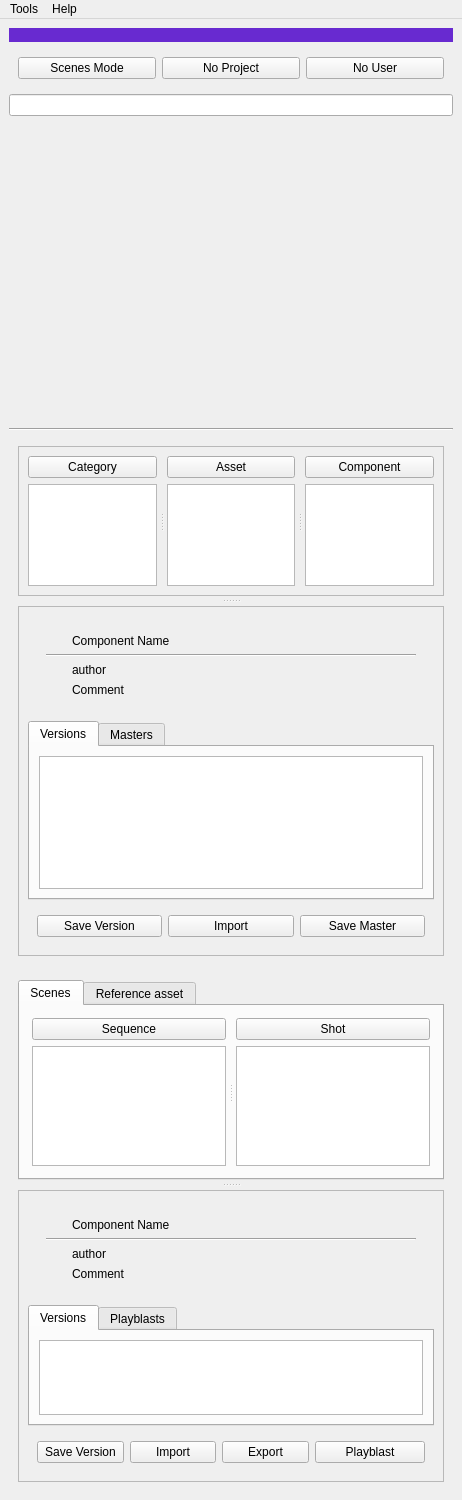
Before: the Qt Designer form ui/pipeline_main_UI.ui in liorbenhorin/pipeline, drawn with Qt 5.
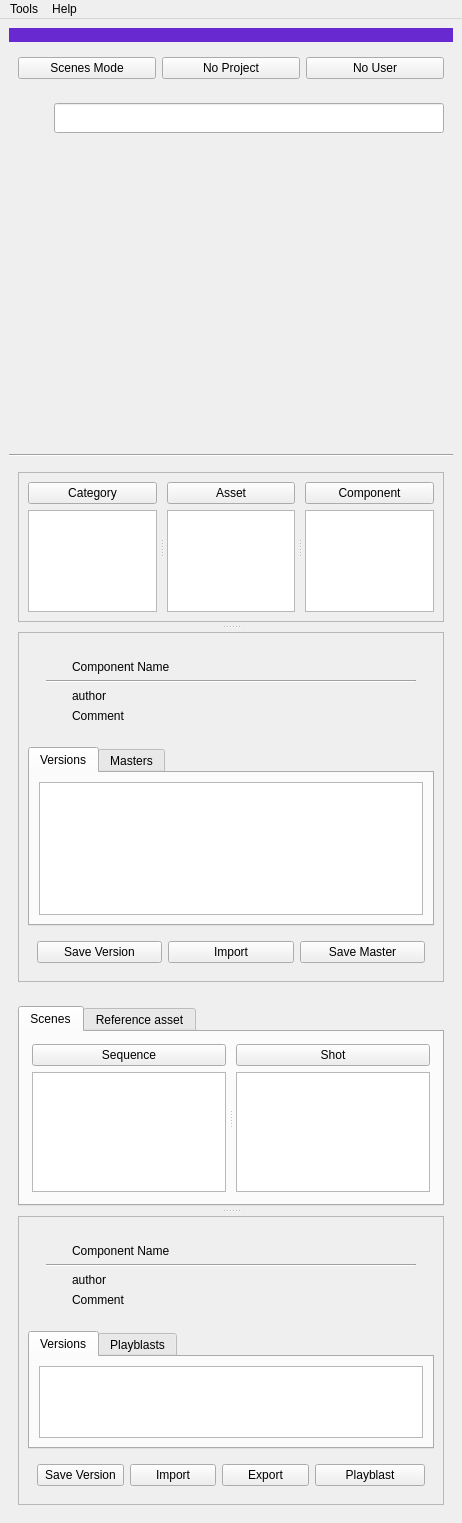
After: the same form once the commit is applied.

What changed in the file:
```diff
--- a/ui/pipeline_main_UI.ui
+++ b/ui/pipeline_main_UI.ui
@@ -105,7 +105,33 @@
      </widget>
     </item>
     <item>
-     <widget class="QLineEdit" name="assetsFilter_lineEdit"/>
+     <widget class="QWidget" name="widget_5" native="true">
+      <layout class="QHBoxLayout" name="horizontalLayout_7">
+       <item>
+        <widget class="QLabel" name="searchIcon_label">
+         <property name="minimumSize">
+          <size>
+           <width>30</width>
+           <height>30</height>
+          </size>
+         </property>
+         <property name="text">
+          <string/>
+         </property>
+        </widget>
+       </item>
+       <item>
+        <widget class="QLineEdit" name="assetsFilter_lineEdit">
+         <property name="minimumSize">
+          <size>
+           <width>0</width>
+           <height>30</height>
+          </size>
+         </property>
+        </widget>
+       </item>
+      </layout>
+     </widget>
     </item>
     <item>
      <widget class="QWidget" name="treeWidget" native="true">
```
